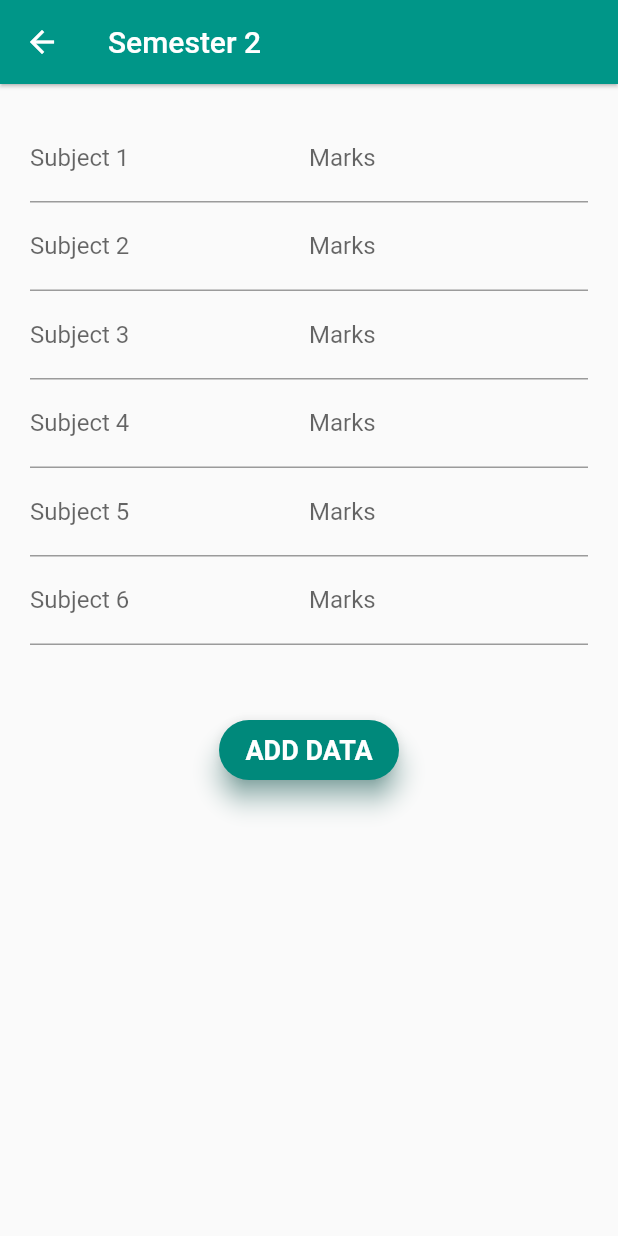
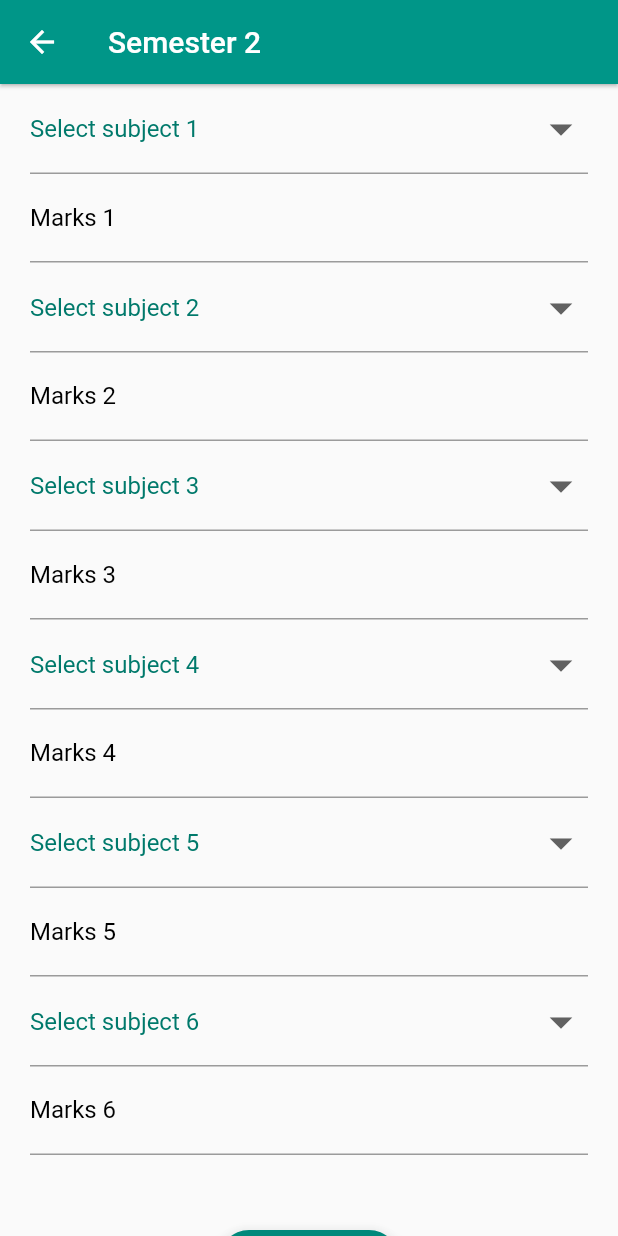
Before and after one commit to ioxvar/BEC-plugin, a Flutter app: the Sem2 screen opened directly, on a phone screen of 412 x 824 dp. Run offline on Flutter 3.47's test engine with Material 2 defaults, Android fonts, the phone set to English and light mode, and no system bars; our stand-ins replace cloud_firestore, firebase_auth, firebase_core; accounts and stored records are empty; Roboto replaces fonts that are missing (Montserrat).

Commit message:
sem2 fixed

```diff
--- a/lib/semesters/sem1.dart
+++ b/lib/semesters/sem1.dart
@@ -50,8 +50,6 @@ class Sem1 extends StatefulWidget {
   _Sem1State createState() => _Sem1State();
 }
 
-String s1, s2, s3, s4, s5, s6;
-
 class _Sem1State extends State<Sem1> {
   add() {
     adder.collection("test").doc(docid.text.toUpperCase()).set(
@@ -77,6 +75,8 @@ class _Sem1State extends State<Sem1> {
       },
     );
   }
+
+  String s1, s2, s3, s4, s5, s6;
 
   List choice = [
     "Mathematics 1 (UCS113C)",
@@ -118,10 +118,10 @@ class _Sem1State extends State<Sem1> {
                         dropdownColor: Colors.white,
                         icon: Icon(Icons.arrow_drop_down),
                         iconSize: 36,
-                        value: s2,
+                        value: s1,
                         onChanged: (newValue) {
                           setState(() {
-                            s2 = newValue;
+                            s1 = newValue;
                           });
                         },
                         items: choice.map(
@@ -161,10 +161,10 @@ class _Sem1State extends State<Sem1> {
                         dropdownColor: Colors.white,
                         icon: Icon(Icons.arrow_drop_down),
                         iconSize: 36,
-                        value: s1,
+                        value: s2,
                         onChanged: (newValue) {
                           setState(() {
-                            s1 = newValue;
+                            s2 = newValue;
                           });
                         },
                         items: choice.map(
--- a/lib/semesters/sem2.dart
+++ b/lib/semesters/sem2.dart
@@ -4,12 +4,6 @@ import 'package:cloud_firestore/cloud_firestore.dart';
 import './sem1.dart';
 
 final adder = FirebaseFirestore.instance;
-final TextEditingController ss1 = TextEditingController();
-final TextEditingController ss2 = TextEditingController();
-final TextEditingController ss3 = TextEditingController();
-final TextEditingController ss4 = TextEditingController();
-final TextEditingController ss5 = TextEditingController();
-final TextEditingController ss6 = TextEditingController();
 final TextEditingController mm1 = TextEditingController();
 final TextEditingController mm2 = TextEditingController();
 final TextEditingController mm3 = TextEditingController();
@@ -17,17 +11,21 @@ final TextEditingController mm4 = TextEditingController();
 final TextEditingController mm5 = TextEditingController();
 final TextEditingController mm6 = TextEditingController();
 
-class Sem2 extends StatelessWidget {
+class Sem2 extends StatefulWidget {
+  @override
+  _Sem2State createState() => _Sem2State();
+}
 
+class _Sem2State extends State<Sem2> {
   add() {
     adder.collection("test").doc(docid.text.toUpperCase()).update({
       "Semester 2": {
-        "\n" + ss1.text.toLowerCase(): mm1.text + " (" + grader(mm1.text) + ")",
-        "\n" + ss2.text.toLowerCase(): mm2.text + " (" + grader(mm2.text) + ")",
-        "\n" + ss3.text.toLowerCase(): mm3.text + " (" + grader(mm3.text) + ")",
-        "\n" + ss4.text.toLowerCase(): mm4.text + " (" + grader(mm4.text) + ")",
-        "\n" + ss5.text.toLowerCase(): mm5.text + " (" + grader(mm5.text) + ")",
-        "\n" + ss6.text.toLowerCase(): mm6.text + " (" + grader(mm6.text) + ")",
+        "\n" + s1: mm1.text + " (" + grader(mm1.text) + ")",
+        "\n" + s2: mm2.text + " (" + grader(mm2.text) + ")",
+        "\n" + s3: mm3.text + " (" + grader(mm3.text) + ")",
+        "\n" + s4: mm4.text + " (" + grader(mm4.text) + ")",
+        "\n" + s5: mm5.text + " (" + grader(mm5.text) + ")",
+        "\n" + s6: mm6.text + " (" + grader(mm6.text) + ")",
         "\nPercentage":
             percent(mm1.text, mm2.text, mm3.text, mm4.text, mm5.text, mm6.text),
       },
@@ -37,6 +35,17 @@ class Sem2 extends StatelessWidget {
       },
     );
   }
+
+  String s1, s2, s3, s4, s5, s6;
+
+  List choice = [
+    "Mathematics 2 (UCS261C)",
+    "Electronics (UEC269C)",
+    "Mechanics (UCV270C)",
+    "Chemistry (UCH268M)",
+    "Environmental Studies (UBT233M)",
+    "Softskills (UHS001N)",
+  ];
 
   @override
   Widget build(BuildContext context) {
@@ -50,20 +59,35 @@ class Sem2 extends StatelessWidget {
         child: ConstrainedBox(
           constraints: BoxConstraints(),
           child: Container(
-            padding: EdgeInsets.all(20),
+            padding: EdgeInsets.fromLTRB(20, 0, 20, 0),
             child: Column(
               children: <Widget>[
-                Row(
-                  // mainAxisAlignment: mainAxisAlignment.center,
-                  mainAxisAlignment: MainAxisAlignment.spaceAround,
+                Wrap(
+                  alignment: WrapAlignment.spaceEvenly,
                   children: [
                     Expanded(
-                      child: TextField(
-                        controller: ss1,
-                        decoration: const InputDecoration(
-                          hintText: 'Enter subject 1',
-                          labelText: 'Subject 1',
+                      child: DropdownButtonFormField(
+                        hint: Text(
+                          "Select subject 1",
+                          style: TextStyle(
+                            color: Colors.teal[700],
+                          ),
                         ),
+                        dropdownColor: Colors.white,
+                        icon: Icon(Icons.arrow_drop_down),
+                        iconSize: 36,
+                        value: s1,
+                        onChanged: (newValue) {
+                          setState(() {
+                            s1 = newValue;
+                          });
+                        },
+                        items: choice.map(
+                          (valueItem) {
+                            return DropdownMenuItem(
+                                value: valueItem, child: Text(valueItem));
+                          },
+                        ).toList(),
                       ),
                     ),
                     //Spacer(flex: 2),
@@ -72,132 +96,220 @@ class Sem2 extends StatelessWidget {
                         controller: mm1,
                         decoration: const InputDecoration(
                           hintText: 'Enter marks in subject 1',
-                          labelText: 'Marks',
+                          labelText: 'Marks 1',
+                          labelStyle: TextStyle(
+                            color: Colors.black,
+                          ),
                         ),
                       ),
                     ),
                   ],
                 ),
-                Row(
-                  // mainAxisAlignment: mainAxisAlignment.center,
-                  mainAxisAlignment: MainAxisAlignment.spaceAround,
+                Wrap(
+                  alignment: WrapAlignment.spaceEvenly,
                   children: [
                     Expanded(
-                      child: TextField(
-                        controller: ss2,
-                        decoration: const InputDecoration(
-                          hintText: 'Enter subject 2',
-                          labelText: 'Subject 2',
+                      child: DropdownButtonFormField(
+                        hint: Text(
+                          "Select subject 2",
+                          style: TextStyle(
+                            color: Colors.teal[700],
+                          ),
                         ),
+                        dropdownColor: Colors.white,
+                        icon: Icon(Icons.arrow_drop_down),
+                        iconSize: 36,
+                        value: s2,
+                        onChanged: (newValue) {
+                          setState(() {
+                            s2 = newValue;
+                          });
+                        },
+                        items: choice.map(
+                          (valueItem) {
+                            return DropdownMenuItem(
+                                value: valueItem, child: Text(valueItem));
+                          },
+                        ).toList(),
                       ),
                     ),
-                    //Spacer(flex: 2),
                     Expanded(
                       child: TextField(
                         controller: mm2,
                         decoration: const InputDecoration(
                           hintText: 'Enter marks in subject 2',
-                          labelText: 'Marks',
+                          labelText: 'Marks 2',
+                          labelStyle: TextStyle(
+                            color: Colors.black,
+                          ),
                         ),
                       ),
                     ),
                   ],
                 ),
-                Row(
-                  // mainAxisAlignment: mainAxisAlignment.center,
-                  mainAxisAlignment: MainAxisAlignment.spaceAround,
+                Wrap(
+                  alignment: WrapAlignment.spaceEvenly,
                   children: [
                     Expanded(
-                      child: TextField(
-                        controller: ss3,
-                        decoration: const InputDecoration(
-                          hintText: 'Enter subject 3',
-                          labelText: 'Subject 3',
+                      child: DropdownButtonFormField(
+                        hint: Text(
+                          "Select subject 3",
+                          style: TextStyle(
+                            color: Colors.teal[700],
+                          ),
                         ),
+                        dropdownColor: Colors.white,
+                        icon: Icon(Icons.arrow_drop_down),
+                        iconSize: 36,
+                        value: s3,
+                        onChanged: (newValue) {
+                          setState(() {
+                            s3 = newValue;
+                          });
+                        },
+                        items: choice.map(
+                          (valueItem) {
+                            return DropdownMenuItem(
+                                value: valueItem, child: Text(valueItem));
+                          },
+                        ).toList(),
                       ),
                     ),
-                    //Spacer(flex: 2),
                     Expanded(
                       child: TextField(
                         controller: mm3,
                         decoration: const InputDecoration(
                           hintText: 'Enter marks in subject 3',
-                          labelText: 'Marks',
+                          labelText: 'Marks 3',
+                          labelStyle: TextStyle(
+                            color: Colors.black,
+                          ),
                         ),
                       ),
                     ),
                   ],
                 ),
-                Row(
-                  // mainAxisAlignment: mainAxisAlignment.center,
-                  mainAxisAlignment: MainAxisAlignment.spaceAround,
+                Wrap(
+                  alignment: WrapAlignment.spaceEvenly,
                   children: [
                     Expanded(
-                      child: TextField(
-                        controller: ss4,
-                        decoration: const InputDecoration(
-                          hintText: 'Enter subject 4',
-                          labelText: 'Subject 4',
+                      child: DropdownButtonFormField(
+                        hint: Text(
+                          "Select subject 4",
+                          style: TextStyle(
+                            color: Colors.teal[700],
+                          ),
                         ),
+                        dropdownColor: Colors.white,
+                        icon: Icon(Icons.arrow_drop_down),
+                        iconSize: 36,
+                        value: s4,
+                        onChanged: (newValue) {
+                          setState(() {
+                            s4 = newValue;
+                          });
+                        },
+                        items: choice.map(
+                          (valueItem) {
+                            return DropdownMenuItem(
+                                value: valueItem, child: Text(valueItem));
+                          },
+                        ).toList(),
                       ),
                     ),
-                    //Spacer(flex: 2),
                     Expanded(
                       child: TextField(
                         controller: mm4,
                         decoration: const InputDecoration(
                           hintText: 'Enter marks in subject 4',
-                          labelText: 'Marks',
+                          labelText: 'Marks 4',
+                          labelStyle: TextStyle(
+                            color: Colors.black,
+                          ),
                         ),
                       ),
                     ),
                   ],
                 ),
-                Row(
-                  // mainAxisAlignment: mainAxisAlignment.center,
-                  mainAxisAlignment: MainAxisAlignment.spaceAround,
+                Wrap(
+                  alignment: WrapAlignment.spaceEvenly,
                   children: [
                     Expanded(
-                      child: TextField(
-                        controller: ss5,
-                        decoration: const InputDecoration(
-                          hintText: 'Enter subject 5',
-                          labelText: 'Subject 5',
+                      child: DropdownButtonFormField(
+                        hint: Text(
+                          "Select subject 5",
+                          style: TextStyle(
+                            color: Colors.teal[700],
+                          ),
                         ),
+                        dropdownColor: Colors.white,
+                        icon: Icon(Icons.arrow_drop_down),
+                        iconSize: 36,
+                        value: s5,
+                        onChanged: (newValue) {
+                          setState(() {
+                            s5 = newValue;
+                          });
+                        },
+                        items: choice.map(
+                          (valueItem) {
+                            return DropdownMenuItem(
+                                value: valueItem, child: Text(valueItem));
+                          },
+                        ).toList(),
                       ),
                     ),
-                    //Spacer(flex: 2),
                     Expanded(
                       child: TextField(
                         controller: mm5,
                         decoration: const InputDecoration(
                           hintText: 'Enter marks in subject 5',
-                          labelText: 'Marks',
+                          labelText: 'Marks 5',
+                          labelStyle: TextStyle(
+                            color: Colors.black,
+                          ),
                         ),
                       ),
                     ),
                   ],
                 ),
-                Row(
-                  // mainAxisAlignment: mainAxisAlignment.center,
-                  mainAxisAlignment: MainAxisAlignment.spaceAround,
+                Wrap(
+                  alignment: WrapAlignment.spaceEvenly,
                   children: [
                     Expanded(
-                      child: TextField(
-                        controller: ss6,
-                        decoration: const InputDecoration(
-                          hintText: 'Enter subject 6',
-                          labelText: 'Subject 6',
+                      child: DropdownButtonFormField(
+                        hint: Text(
+                          "Select subject 6",
+                          style: TextStyle(
+                            color: Colors.teal[700],
+                          ),
                         ),
+                        dropdownColor: Colors.white,
+                        icon: Icon(Icons.arrow_drop_down),
+                        iconSize: 36,
+                        value: s6,
+                        onChanged: (newValue) {
+                          setState(() {
+                            s6 = newValue;
+                          });
+                        },
+                        items: choice.map(
+                          (valueItem) {
+                            return DropdownMenuItem(
+                                value: valueItem, child: Text(valueItem));
+                          },
+                        ).toList(),
                       ),
                     ),
-                    //Spacer(flex: 2),
                     Expanded(
                       child: TextField(
                         controller: mm6,
                         decoration: const InputDecoration(
                           hintText: 'Enter marks in subject 6',
-                          labelText: 'Marks',
+                          labelText: 'Marks 6',
+                          labelStyle: TextStyle(
+                            color: Colors.black,
+                          ),
                         ),
                       ),
                     ),
```
